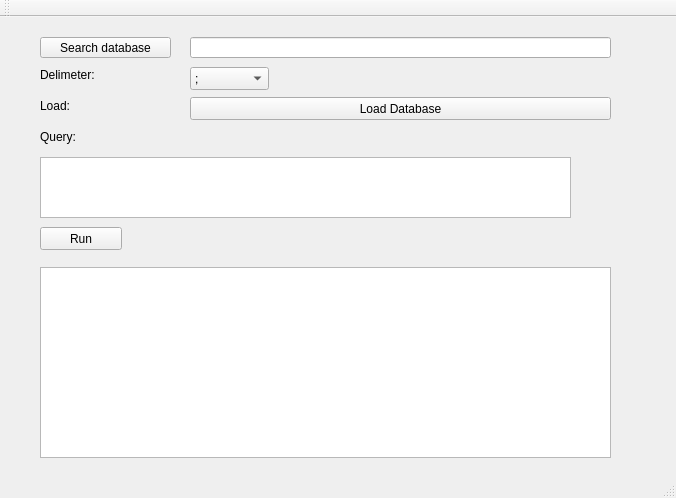
FreeArts/CuDatSearch, file mainwindow.ui: the form before one commit.
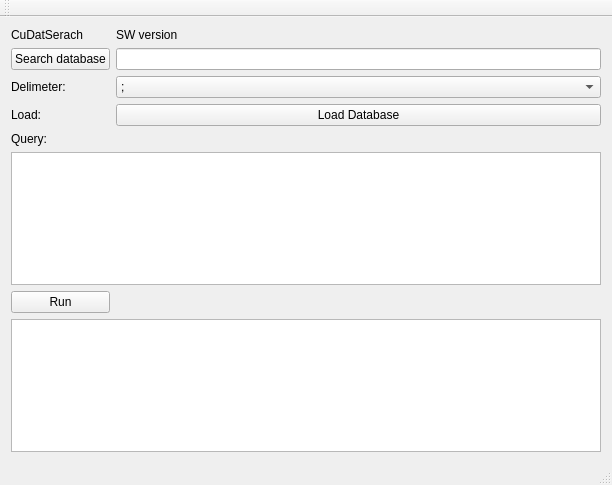
The form after the commit.

Commit message: added new test for test less/greater method, fixed one table refresh bug

What changed in the file:
```diff
--- a/mainwindow.ui
+++ b/mainwindow.ui
@@ -6,95 +6,48 @@
    <rect>
     <x>0</x>
     <y>0</y>
-    <width>676</width>
-    <height>498</height>
+    <width>612</width>
+    <height>485</height>
    </rect>
   </property>
   <property name="windowTitle">
    <string>MainWindow</string>
   </property>
   <widget class="QWidget" name="centralWidget">
-   <widget class="QPushButton" name="runQueryButton">
-    <property name="geometry">
-     <rect>
-      <x>40</x>
-      <y>210</y>
-      <width>82</width>
-      <height>23</height>
-     </rect>
-    </property>
+   <layout class="QGridLayout" name="gridLayout">
+    <item row="0" column="0">
+     <widget class="QLabel" name="WelcomeLabel">
     <property name="text">
-     <string>Run</string>
-    </property>
-   </widget>
-   <widget class="QTextEdit" name="querytEdit">
-    <property name="geometry">
-     <rect>
-      <x>40</x>
-      <y>140</y>
-      <width>531</width>
-      <height>61</height>
-     </rect>
-    </property>
-   </widget>
-   <widget class="QLabel" name="label">
-    <property name="geometry">
-     <rect>
-      <x>40</x>
-      <y>110</y>
-      <width>61</width>
-      <height>20</height>
-     </rect>
-    </property>
+       <string>CuDatSerach</string>
+      </property>
+     </widget>
+    </item>
+    <item row="0" column="1">
+     <widget class="QLabel" name="SWversion">
     <property name="text">
-     <string>Query:</string>
-    </property>
-   </widget>
+       <string>SW version</string>
+      </property>
+     </widget>
+    </item>
+    <item row="1" column="0">
    <widget class="QPushButton" name="searchButton">
-    <property name="geometry">
-     <rect>
-      <x>40</x>
-      <y>20</y>
-      <width>131</width>
-      <height>21</height>
-     </rect>
-    </property>
     <property name="text">
      <string>Search database</string>
     </property>
    </widget>
-   <widget class="QLineEdit" name="lineEdit">
-    <property name="geometry">
-     <rect>
-      <x>190</x>
-      <y>20</y>
-      <width>421</width>
-      <height>21</height>
-     </rect>
-    </property>
-   </widget>
-   <widget class="QPushButton" name="loadDatabaseButton">
-    <property name="geometry">
-     <rect>
-      <x>190</x>
-      <y>80</y>
-      <width>421</width>
-      <height>23</height>
-     </rect>
-    </property>
+    </item>
+    <item row="1" column="1">
+     <widget class="QLineEdit" name="lineEdit"/>
+    </item>
+    <item row="2" column="0">
+     <widget class="QLabel" name="label_2">
     <property name="text">
-     <string>Load Database</string>
-    </property>
-   </widget>
+       <string>Delimeter:</string>
+      </property>
+     </widget>
+    </item>
+    <item row="2" column="1">
    <widget class="QComboBox" name="delimeterBox">
-    <property name="geometry">
-     <rect>
-      <x>190</x>
-      <y>50</y>
-      <width>79</width>
-      <height>23</height>
-     </rect>
-    </property>
     <item>
      <property name="text">
       <string>;</string>
@@ -111,42 +64,42 @@
      </property>
     </item>
    </widget>
-   <widget class="QLabel" name="label_2">
-    <property name="geometry">
-     <rect>
-      <x>40</x>
-      <y>50</y>
-      <width>81</width>
-      <height>16</height>
-     </rect>
-    </property>
-    <property name="text">
-     <string>Delimeter:</string>
-    </property>
-   </widget>
-   <widget class="QTableWidget" name="tableWidget">
-    <property name="geometry">
-     <rect>
-      <x>40</x>
-      <y>250</y>
-      <width>571</width>
-      <height>191</height>
-     </rect>
-    </property>
-   </widget>
+    </item>
+    <item row="3" column="0">
    <widget class="QLabel" name="label_3">
-    <property name="geometry">
-     <rect>
-      <x>40</x>
-      <y>80</y>
-      <width>64</width>
-      <height>17</height>
-     </rect>
-    </property>
     <property name="text">
      <string>Load:</string>
     </property>
    </widget>
+    </item>
+    <item row="3" column="1">
+     <widget class="QPushButton" name="loadDatabaseButton">
+      <property name="text">
+       <string>Load Database</string>
+      </property>
+     </widget>
+    </item>
+    <item row="4" column="0">
+     <widget class="QLabel" name="label">
+      <property name="text">
+       <string>Query:</string>
+      </property>
+     </widget>
+    </item>
+    <item row="5" column="0" colspan="2">
+     <widget class="QTextEdit" name="querytEdit"/>
+    </item>
+    <item row="6" column="0">
+     <widget class="QPushButton" name="runQueryButton">
+      <property name="text">
+       <string>Run</string>
+      </property>
+     </widget>
+    </item>
+    <item row="7" column="0" colspan="2">
+     <widget class="QTableWidget" name="tableWidget"/>
+    </item>
+   </layout>
   </widget>
   <widget class="QMenuBar" name="menuBar">
    <property name="geometry">
```
Left out of the diff: 2 changed lines with no effect on the pictures. Lines whose indentation alone changed are shown as unchanged. The commit also changes 4 other files.
